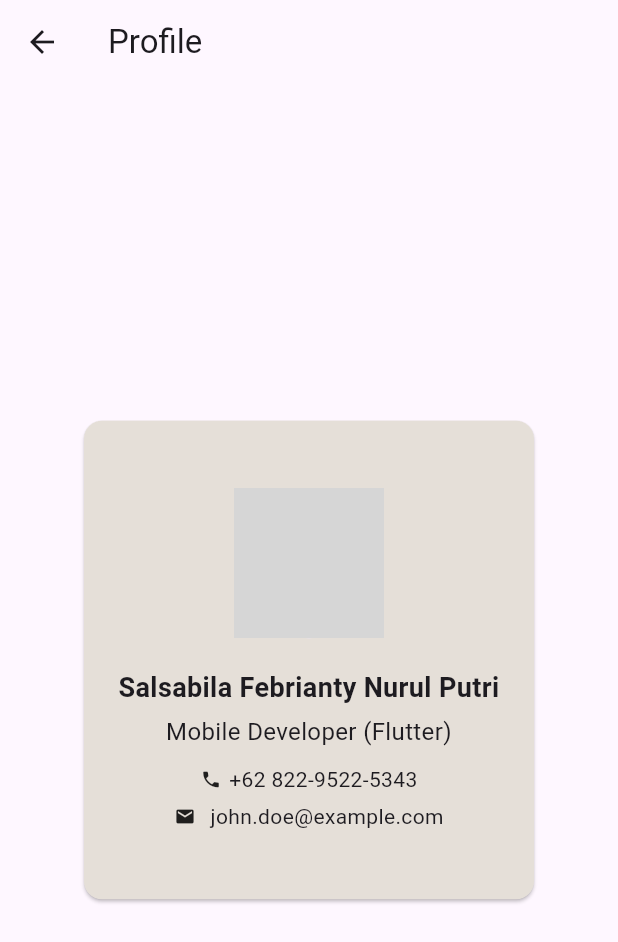
After one commit to salsabilafnp/mikti-docs, a Flutter app: the ProfilePage screen opened directly, on a phone screen of 412 x 824 dp. The commit adds this screen. Shown: the top 942 px of the screen. Run offline on Flutter 3.47's test engine with Material 3 defaults, Android fonts, the phone set to English and light mode, and no system bars; grey boxes are pictures that could not be loaded.

Commit message:
perbarui flutter sdk dan update halaman profil di exercise app, perbarui destination grid sementara

```diff
--- a/exercise_app/lib/pages/add_note_page.dart
+++ b/exercise_app/lib/pages/add_note_page.dart
@@ -1,7 +1,5 @@
 import 'dart:math';
-import 'package:flutter/cupertino.dart';
 import 'package:flutter/material.dart';
-import 'package:flutter/widgets.dart';
 
 double randomBorderRadius() {
   return Random().nextDouble() * 20;
--- /dev/null
+++ b/exercise_app/lib/pages/profile_page.dart
@@ -0,0 +1,163 @@
+import 'package:flutter/material.dart';
+
+class ProfilePage extends StatelessWidget {
+  const ProfilePage({super.key});
+  @override
+  Widget build(BuildContext context) {
+    return Scaffold(
+      appBar: AppBar(
+        title: const Text('Profile'),
+      ),
+      body: Center(
+        child: LayoutBuilder(
+          builder: (context, constraints) {
+            // Lebar layar lebih dari 600, layout horizontal
+            if (constraints.maxWidth > 600) {
+              return buildHorizontalLayout();
+            }
+            // Lebar layar kurang dari 600, layout vertikal
+            else {
+              return buildVerticalLayout();
+            }
+          },
+        ),
+      ),
+    );
+  }
+
+  Widget buildHorizontalLayout() {
+    return Card(
+      color: const Color(0xFFE5DFD8),
+      margin: const EdgeInsets.all(20),
+      child: Container(
+        padding: const EdgeInsets.all(20),
+        width: 500,
+        child: const Row(
+          crossAxisAlignment: CrossAxisAlignment.center,
+          children: [
+            // Foto
+            CircleAvatar(
+              backgroundImage: AssetImage('assets/images/ava.jpg'),
+              radius: 50,
+            ),
+            SizedBox(width: 30),
+            Expanded(
+              child: Column(
+                mainAxisSize: MainAxisSize.min,
+                crossAxisAlignment: CrossAxisAlignment.start,
+                children: [
+                  // Nama
+                  Text(
+                    'Salsabila Febrianty Nurul Putri',
+                    style: TextStyle(
+                      fontSize: 18,
+                      fontWeight: FontWeight.bold,
+                    ),
+                  ),
+                  SizedBox(height: 10),
+                  // Jabatan
+                  Text(
+                    'Mobile Developer (Flutter)',
+                    style: TextStyle(fontSize: 16),
+                  ),
+                  SizedBox(height: 10),
+                  // No. HP
+                  Row(
+                    children: [
+                      Icon(
+                        Icons.phone,
+                        size: 14,
+                      ),
+                      SizedBox(width: 10),
+                      Text('+62 822-9522-5343'),
+                    ],
+                  ),
+                  SizedBox(height: 5),
+                  // Email
+                  Row(
+                    children: [
+                      Icon(
+                        Icons.email,
+                        size: 14,
+                      ),
+                      SizedBox(width: 10),
+                      Text('john.doe@example.com'),
+                    ],
+                  ),
+                ],
+              ),
+            ),
+          ],
+        ),
+      ),
+    );
+  }
+
+  Widget buildVerticalLayout() {
+    return Card(
+      color: const Color(0xFFE5DFD8),
+      margin: const EdgeInsets.all(20),
+      child: Container(
+        padding: const EdgeInsets.symmetric(
+          horizontal: 15,
+          vertical: 45,
+        ),
+        width: 300,
+        child: const Column(
+          mainAxisSize: MainAxisSize.min,
+          crossAxisAlignment: CrossAxisAlignment.center,
+          children: [
+            // Foto
+            CircleAvatar(
+              backgroundImage: AssetImage('assets/images/ava.jpg'),
+              radius: 50,
+            ),
+            SizedBox(height: 20),
+            // Nama
+            Text(
+              'Salsabila Febrianty Nurul Putri',
+              style: TextStyle(
+                fontSize: 18,
+                fontWeight: FontWeight.bold,
+              ),
+              textAlign: TextAlign.center,
+            ),
+            SizedBox(height: 5),
+            // Jabatan
+            Text(
+              'Mobile Developer (Flutter)',
+              style: TextStyle(fontSize: 16),
+              textAlign: TextAlign.center,
+            ),
+            SizedBox(height: 10),
+            // No. HP
+            Row(
+              mainAxisAlignment: MainAxisAlignment.center,
+              children: [
+                Icon(
+                  Icons.phone,
+                  size: 14,
+                ),
+                SizedBox(width: 5),
+                Text('+62 822-9522-5343'),
+              ],
+            ),
+            SizedBox(height: 5),
+            // Email
+            Row(
+              mainAxisAlignment: MainAxisAlignment.center,
+              children: [
+                Icon(
+                  Icons.email,
+                  size: 14,
+                ),
+                SizedBox(width: 10),
+                Text('john.doe@example.com'),
+              ],
+            ),
+          ],
+        ),
+      ),
+    );
+  }
+}
--- a/gallery_destination/lib/components/destination_grid.dart
+++ b/gallery_destination/lib/components/destination_grid.dart
@@ -1,5 +1,4 @@
 import 'package:flutter/material.dart';
-import 'package:flutter/widgets.dart';
 import 'package:gallery_destination/components/destination.dart';
 import 'package:gallery_destination/detail_destination_page.dart';
 
--- a/gallery_destination/pubspec.yaml
+++ b/gallery_destination/pubspec.yaml
@@ -11,6 +11,7 @@ dependencies:
   flutter:
     sdk: flutter
   cupertino_icons: ^1.0.6
+  hovering: '>1.0.0 <2.3.0-beta'
 
 dev_dependencies:
   flutter_test:
```
Also changed, not shown: digital_presence/pubspec.lock, exercise_app/pubspec.lock, gallery_destination/pubspec.lock.
